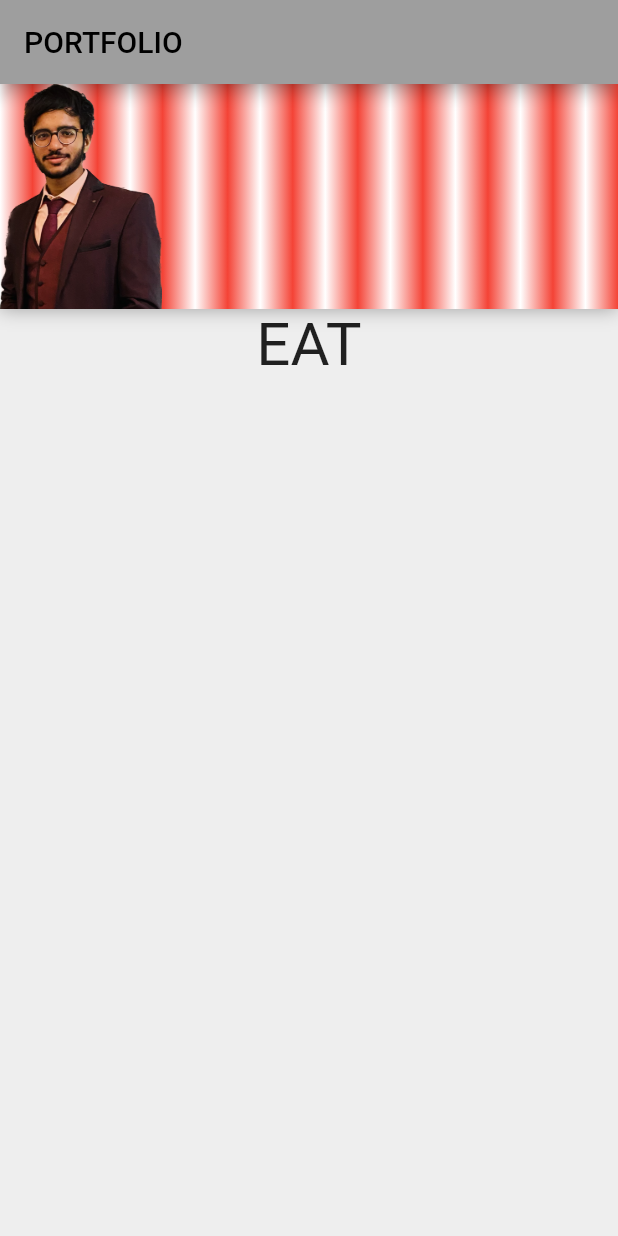
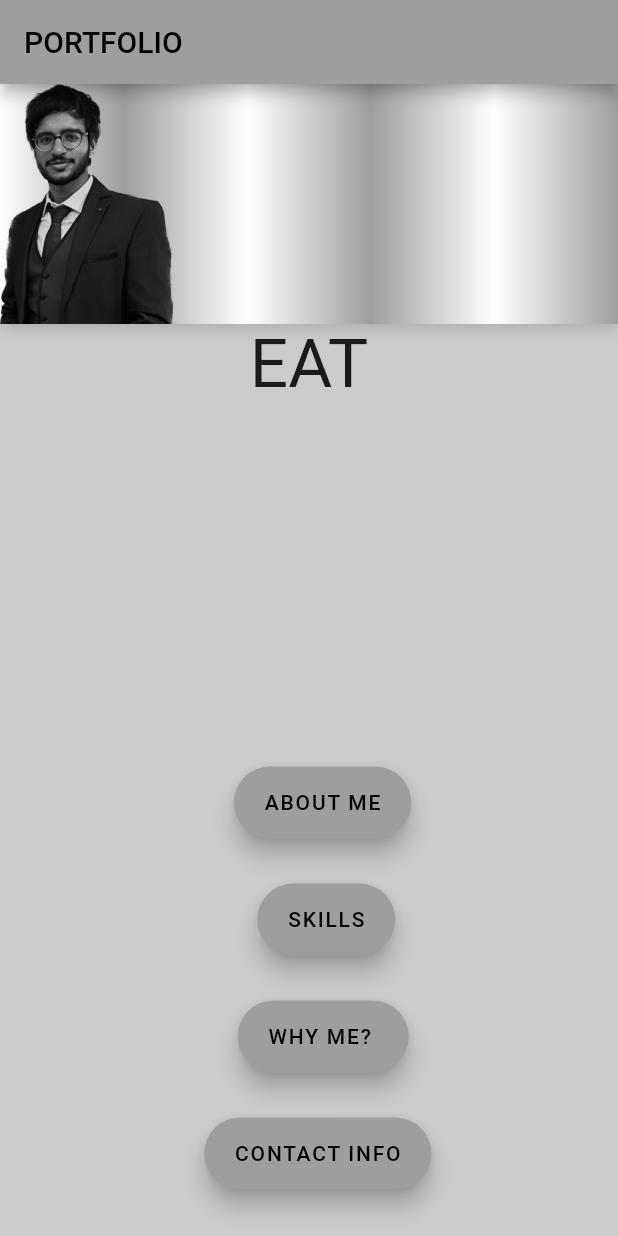
Before and after one commit to hammad0110/portfolioApp, a Flutter app: the screen it shows after launch, on a phone screen of 412 x 824 dp. Run offline on Flutter 3.47's test engine with Material 2 defaults, Android fonts, the phone set to English and light mode, and no system bars; drawn by our look-alikes of animated_text_kit.

Commit message:
Buttons added

```diff
--- a/portfolio1/lib/main.dart
+++ b/portfolio1/lib/main.dart
@@ -12,37 +12,71 @@ class HomePage extends StatelessWidget {
   @override
   Widget build(BuildContext context) {
     return Scaffold(
-      backgroundColor: Colors.grey[200],
-      appBar: AppBar(title: Text("PORTFOLIO")),
+      floatingActionButton: Wrap(
+        //use vertical to show  on vertical axis
+        children: <Widget>[
+          Container(
+              margin: EdgeInsets.all(15),
+              alignment: Alignment(0.19, 2),
+              child: FloatingActionButton.extended(
+                label: Text('ABOUT ME'),
+                onPressed: () {
+                  //action code for button 2
+                },
+              )), //button first
+
+          Container(
+              alignment: Alignment(0.19, 0.2),
+              margin: EdgeInsets.all(15),
+              child: FloatingActionButton.extended(
+                label: Text('SKILLS'),
+                onPressed: () {
+                  //action code for button 2
+                },
+              )), // button second
+
+          Container(
+              decoration: BoxDecoration(),
+              alignment: Alignment(0.19, 0.4),
+              margin: EdgeInsets.all(15),
+              child: FloatingActionButton.extended(
+                label: Text('WHY ME? '),
+                onPressed: () {
+                  //action code for button 2
+                },
+              )), // button third
+          Container(
+              alignment: Alignment(0.19, 0.6),
+              margin: EdgeInsets.all(15),
+              child: FloatingActionButton.extended(
+                label: Text('CONTACT INFO'),
+                onPressed: () {
+                  //action code for button 2
+                },
+              )),
+        ],
+      ),
+      backgroundColor: Color.fromARGB(255, 205, 202, 202),
+      // ignore: prefer_const_constructors
+      appBar: AppBar(
+          title: Text(
+        "PORTFOLIO",
+      )),
       body: Center(
         child: Column(
           children: <Widget>[
             Container(
-                width: 500,
-                height: 150,
+                width: 420,
+                height: 160,
                 decoration: BoxDecoration(
                   color: Colors.red,
                   gradient: LinearGradient(colors: [
                     Colors.white,
-                    Colors.red,
+                    Colors.grey,
                     Colors.white,
-                    Colors.red,
+                    Colors.grey,
                     Colors.white,
-                    Colors.red,
-                    Colors.white,
-                    Colors.red,
-                    Colors.white,
-                    Colors.red,
-                    Colors.white,
-                    Colors.red,
-                    Colors.white,
-                    Colors.red,
-                    Colors.white,
-                    Colors.red,
-                    Colors.white,
-                    Colors.red,
-                    Colors.white,
-                    Colors.red,
+                    Colors.grey,
                   ]),
                   boxShadow: [
                     BoxShadow(
@@ -53,23 +87,68 @@ class HomePage extends StatelessWidget {
                 ),
                 margin: const EdgeInsets.fromLTRB(0, 0, 0, 0),
                 child: Image.asset(
-                  "assets/hk2.png",
+                  "assets/Sub.png",
                   alignment: Alignment(-1, -1),
                   height: 100,
-                  width: 160,
+                  width: 180,
                 )),
             Container(
               child: AnimatedTextKit(
                 animatedTexts: [
                   RotateAnimatedText('EAT',
-                      alignment: Alignment(0.4, -4),
-                      textStyle: TextStyle(fontSize: 40)),
+                      alignment: Alignment(0.4, -3.5),
+                      textStyle: TextStyle(fontSize: 45)),
                   RotateAnimatedText('SLEEP',
-                      alignment: Alignment(0.4, -4),
-                      textStyle: TextStyle(fontSize: 40)),
+                      alignment: Alignment(0.4, -3.5),
+                      textStyle: TextStyle(fontSize: 45)),
                   RotateAnimatedText('CODE',
-                      alignment: Alignment(0.4, -4),
-                      textStyle: TextStyle(fontSize: 40)),
+                      alignment: Alignment(0.4, -3.5),
+                      textStyle: TextStyle(fontSize: 45)),
+                  RotateAnimatedText('EAT',
+                      alignment: Alignment(0.4, -3.5),
+                      textStyle: TextStyle(fontSize: 45)),
+                  RotateAnimatedText('SLEEP',
+                      alignment: Alignment(0.4, -3.5),
+                      textStyle: TextStyle(fontSize: 45)),
+                  RotateAnimatedText('CODE',
+                      alignment: Alignment(0.4, -3.5),
+                      textStyle: TextStyle(fontSize: 45)),
+                  RotateAnimatedText('EAT',
+                      alignment: Alignment(0.4, -3.5),
+                      textStyle: TextStyle(fontSize: 45)),
+                  RotateAnimatedText('SLEEP',
+                      alignment: Alignment(0.4, -3.5),
+                      textStyle: TextStyle(fontSize: 45)),
+                  RotateAnimatedText('CODE',
+                      alignment: Alignment(0.4, -3.5),
+                      textStyle: TextStyle(fontSize: 45)),
+                  RotateAnimatedText('EAT',
+                      alignment: Alignment(0.4, -3.5),
+                      textStyle: TextStyle(fontSize: 45)),
+                  RotateAnimatedText('SLEEP',
+                      alignment: Alignment(0.4, -3.5),
+                      textStyle: TextStyle(fontSize: 45)),
+                  RotateAnimatedText('CODE',
+                      alignment: Alignment(0.4, -3.5),
+                      textStyle: TextStyle(fontSize: 45)),
+                  RotateAnimatedText('EAT',
+                      alignment: Alignment(0.4, -3.5),
+                      textStyle: TextStyle(fontSize: 45)),
+                  RotateAnimatedText('SLEEP',
+                      alignment: Alignment(0.4, -3.5),
+                      textStyle: TextStyle(fontSize: 45)),
+                  RotateAnimatedText('CODE',
+                      alignment: Alignment(0.4, -3.5),
+                      textStyle: TextStyle(fontSize: 45)),
+                  RotateAnimatedText('EAT',
+                      alignment: Alignment(0.4, -3.5),
+                      textStyle: TextStyle(fontSize: 45)),
+                  RotateAnimatedText('SLEEP',
+                      alignment: Alignment(0.4, -3.5),
+                      textStyle: TextStyle(fontSize: 45)),
+                  RotateAnimatedText('CODE',
+                      alignment: Alignment(0.4, -3.5),
+                      textStyle: TextStyle(fontSize: 45)),
                 ],
               ),
             ),
@@ -79,3 +158,10 @@ class HomePage extends StatelessWidget {
     );
   }
 }
+
+class Aboutme extends StatelessWidget {
+  @override
+  Widget build(BuildContext context) {
+    return Container();
+  }
+}
```
Also changed, not shown: portfolio1/pubspec.yaml (+3 -12 lines), portfolio1/assets/Sub.png (added), portfolio1/pubspec.lock.
